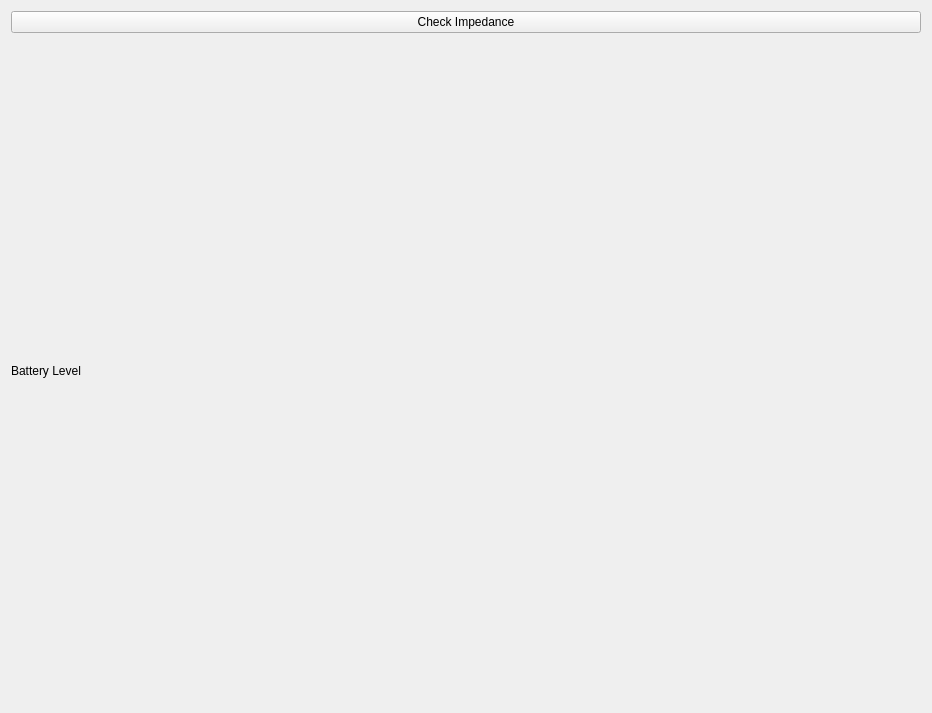
Old version of the form physiolabxr/_ui/DSI24_Options.ui in the repository PhysioLabXR/PhysioLabXR-Community.
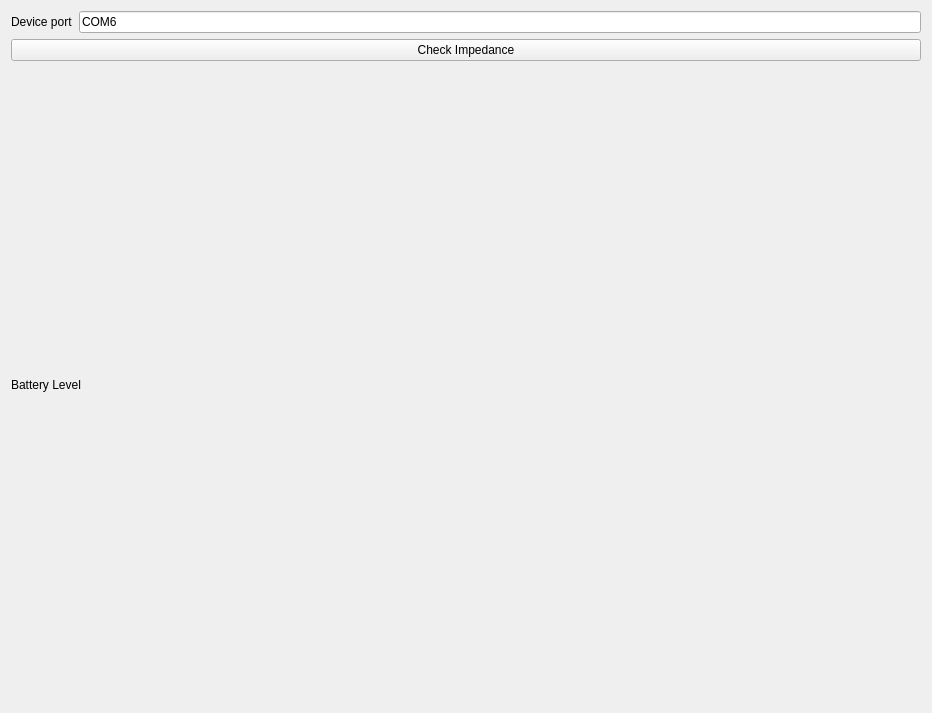
New version of the form.

Commit message: add start_stream_args to be passed from device options to device interface when starting a stream

```diff
--- a/physiolabxr/_ui/DSI24_Options.ui
+++ b/physiolabxr/_ui/DSI24_Options.ui
@@ -20,6 +20,24 @@
    <string>Form</string>
   </property>
   <layout class="QVBoxLayout" name="verticalLayout">
+   <item>
+    <layout class="QHBoxLayout" name="horizontalLayout_2">
+     <item>
+      <widget class="QLabel" name="label_2">
+       <property name="text">
+        <string>Device port</string>
+       </property>
+      </widget>
+     </item>
+     <item>
+      <widget class="QLineEdit" name="device_port_lineedit">
+       <property name="text">
+        <string>COM6</string>
+       </property>
+      </widget>
+     </item>
+    </layout>
+   </item>
    <item>
     <widget class="QPushButton" name="check_impedance_btn">
      <property name="text">
```
The commit also changes 7 other files.
